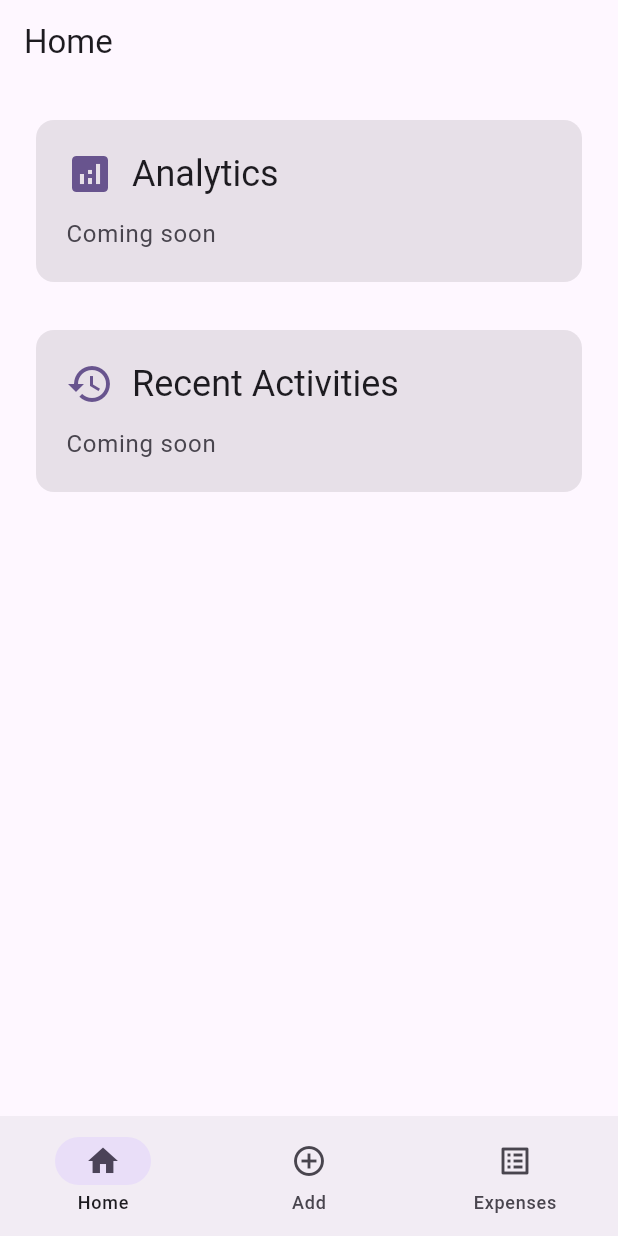
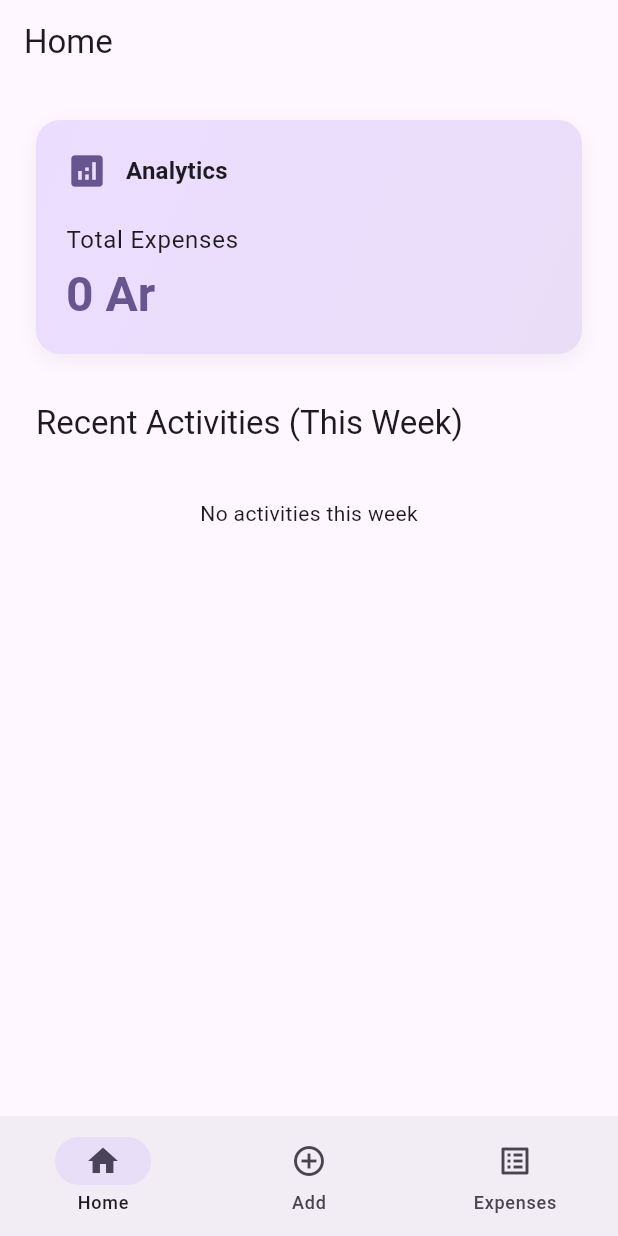
Before and after one commit to HenintsoaPaul/poketra-vy, a Flutter app: the screen it shows after launch, on a phone screen of 412 x 824 dp. Run offline on Flutter 3.47's test engine with Material 3 defaults, Android fonts, the phone set to English and light mode, and no system bars; our stand-ins replace flutter_riverpod, go_router, hive, hive_flutter, speech_to_text; accounts and stored records are empty.

Commit message:
feat: simple analytics

```diff
--- a/lib/features/home/screens/home_screen.dart
+++ b/lib/features/home/screens/home_screen.dart
@@ -1,51 +1,104 @@
 import 'package:flutter/material.dart';
+import 'package:flutter_riverpod/flutter_riverpod.dart';
+import '../../expenses/providers/expenses_provider.dart';
+import '../../expenses/widgets/expense_tile.dart';
 
-class HomeScreen extends StatelessWidget {
+class HomeScreen extends ConsumerWidget {
   const HomeScreen({super.key});
 
   @override
-  Widget build(BuildContext context) {
+  Widget build(BuildContext context, WidgetRef ref) {
+    final expenses = ref.watch(expensesProvider);
+
+    // Calculate Total Expenses
+    final totalAmount = expenses.fold(0.0, (sum, item) => sum + item.amount);
+
+    // Calculate Recent Activities (Last 5 this week)
+    final now = DateTime.now();
+    // Monday as start of week
+    final weekStart = now.subtract(Duration(days: now.weekday - 1));
+    final weekStartTime = DateTime(
+      weekStart.year,
+      weekStart.month,
+      weekStart.day,
+    );
+
+    final recentActivities =
+        expenses
+            .where(
+              (e) =>
+                  e.date.isAfter(weekStartTime) ||
+                  e.date.isAtSameMomentAs(weekStartTime),
+            )
+            .toList()
+          ..sort((a, b) => b.date.compareTo(a.date));
+
+    final displayActivities = recentActivities.take(5).toList();
+
     return Scaffold(
       appBar: AppBar(title: const Text('Home')),
-      body: Padding(
+      body: SingleChildScrollView(
+        child: Padding(
           padding: const EdgeInsets.all(24.0),
           child: Column(
             crossAxisAlignment: CrossAxisAlignment.start,
             children: [
               // Analytics Section
-            _buildSection(
-              context,
-              icon: Icons.analytics,
-              title: 'Analytics',
-              subtitle: 'Coming soon',
-            ),
+              _buildAnalyticsSection(context, totalAmount),
               const SizedBox(height: 32),
 
               // Recent Activities Section
-            _buildSection(
-              context,
-              icon: Icons.history,
-              title: 'Recent Activities',
-              subtitle: 'Coming soon',
+              Text(
+                'Recent Activities (This Week)',
+                style: Theme.of(context).textTheme.titleLarge,
+              ),
+              const SizedBox(height: 16),
+              if (displayActivities.isEmpty)
+                const Center(
+                  child: Padding(
+                    padding: EdgeInsets.symmetric(vertical: 20),
+                    child: Text('No activities this week'),
+                  ),
+                )
+              else
+                ListView.separated(
+                  shrinkWrap: true,
+                  physics: const NeverScrollableScrollPhysics(),
+                  itemCount: displayActivities.length,
+                  separatorBuilder: (context, index) => const Divider(),
+                  itemBuilder: (context, index) {
+                    final expense = displayActivities[index];
+                    return ExpenseTile(expense: expense);
+                  },
                 ),
             ],
+          ),
         ),
       ),
     );
   }
 
-  Widget _buildSection(
-    BuildContext context, {
-    required IconData icon,
-    required String title,
-    required String subtitle,
-  }) {
+  Widget _buildAnalyticsSection(BuildContext context, double totalAmount) {
     return Container(
       width: double.infinity,
       padding: const EdgeInsets.all(20),
       decoration: BoxDecoration(
-        color: Theme.of(context).colorScheme.surfaceContainerHighest,
-        borderRadius: BorderRadius.circular(12),
+        gradient: LinearGradient(
+          colors: [
+            Theme.of(context).colorScheme.primaryContainer,
+            Theme.of(context).colorScheme.secondaryContainer,
+          ],
+          begin: Alignment.topLeft,
+          end: Alignment.bottomRight,
+        ),
+        borderRadius: BorderRadius.circular(16),
+        boxShadow: [
+          BoxShadow(
+            color: Colors.black.withOpacity(0.05),
+            blurRadius: 10,
+            offset: const Offset(0, 4),
+          ),
+        ],
       ),
       child: Column(
         crossAxisAlignment: CrossAxisAlignment.start,
@@ -53,19 +106,27 @@ class HomeScreen extends StatelessWidget {
           Row(
             children: [
               Icon(
-                icon,
-                size: 32,
+                Icons.analytics,
+                size: 28,
                 color: Theme.of(context).colorScheme.primary,
               ),
               const SizedBox(width: 12),
-              Text(title, style: Theme.of(context).textTheme.headlineSmall),
+              Text(
+                'Analytics',
+                style: Theme.of(
+                  context,
+                ).textTheme.titleMedium?.copyWith(fontWeight: FontWeight.bold),
+              ),
             ],
           ),
-          const SizedBox(height: 12),
+          const SizedBox(height: 20),
+          Text('Total Expenses', style: Theme.of(context).textTheme.bodyLarge),
+          const SizedBox(height: 4),
           Text(
-            subtitle,
-            style: Theme.of(context).textTheme.bodyLarge?.copyWith(
-              color: Theme.of(context).colorScheme.onSurfaceVariant,
+            '${totalAmount.toStringAsFixed(0)} Ar',
+            style: Theme.of(context).textTheme.headlineLarge?.copyWith(
+              fontWeight: FontWeight.bold,
+              color: Theme.of(context).colorScheme.primary,
             ),
           ),
         ],
```
Lines whose indentation alone changed are shown as unchanged.
